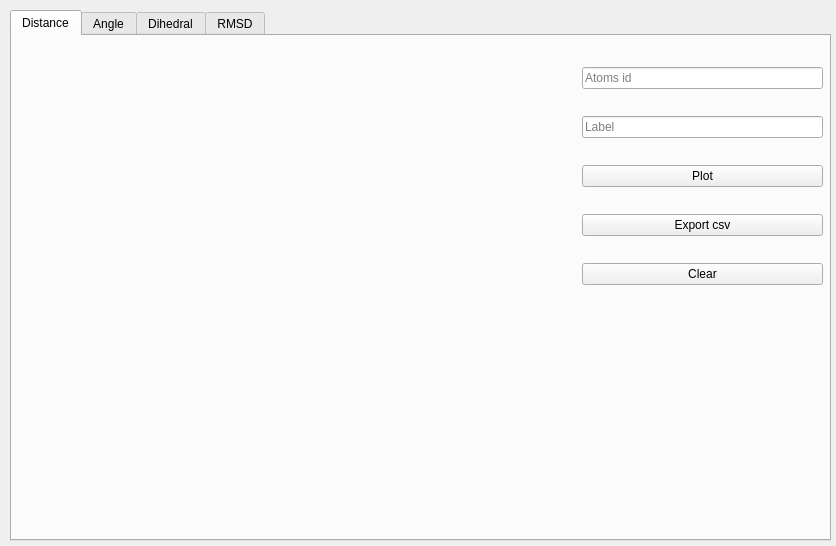
This is smarts_gui/ui_files/measures.ui in CAMDgraz/SmarTSzyme_plugin as Qt 5 draws it before an edit. The edited form follows.
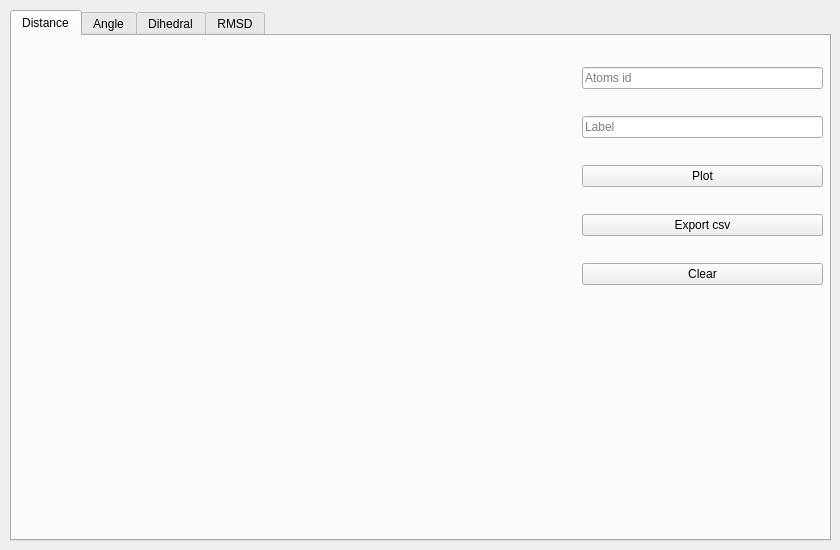
This is the edited form.

```diff
--- a/smarts_gui/ui_files/measures.ui
+++ b/smarts_gui/ui_files/measures.ui
@@ -6,10 +6,28 @@
    <rect>
     <x>0</x>
     <y>0</y>
-    <width>836</width>
-    <height>546</height>
+    <width>840</width>
+    <height>550</height>
    </rect>
   </property>
+  <property name="sizePolicy">
+   <sizepolicy hsizetype="Fixed" vsizetype="Fixed">
+    <horstretch>0</horstretch>
+    <verstretch>0</verstretch>
+   </sizepolicy>
+  </property>
+  <property name="minimumSize">
+   <size>
+    <width>840</width>
+    <height>550</height>
+   </size>
+  </property>
+  <property name="maximumSize">
+   <size>
+    <width>840</width>
+    <height>550</height>
+   </size>
+  </property>
   <property name="windowTitle">
    <string>Measures</string>
   </property>
```
Left out of the diff: 6 changed lines with no effect on the pictures.
